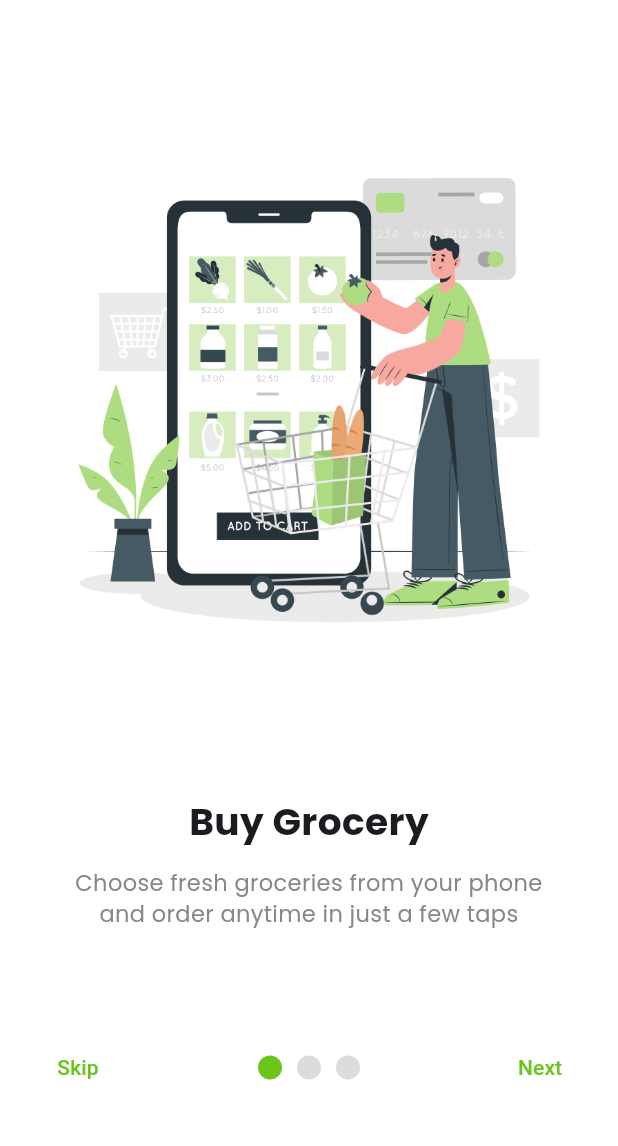
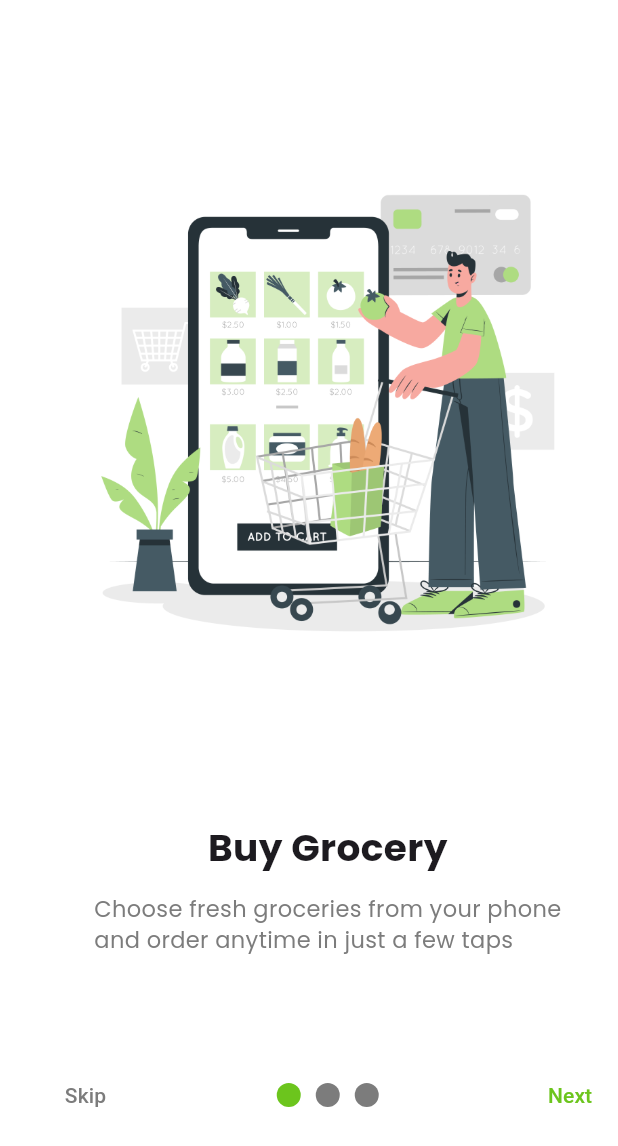
Before and after one commit to e1mirbek/MobileDevPractice, a Flutter app: the screen it shows after launch, on a phone screen of 412 x 824 dp. Shown: the top 1146 px of the screen. Run offline on Flutter 3.47's test engine with Material 3 defaults, Android fonts, the light colour scheme and no system bars; our stand-ins replace google_fonts.

Commit message:
lesson 2

```diff
--- /dev/null
+++ b/lib/lessons/lesson2/core/theme/app_colors.dart
@@ -0,0 +1,10 @@
+import 'package:flutter/material.dart';
+
+class AppColors {
+  const AppColors._();
+  static IconThemeData iconThemeData = IconThemeData(color: Colors.white);
+  static const Color white = Colors.white;
+  static const Color grey = Color(0xFF7C7C7C);
+  static const Color green = Color(0xFF6CC51D);
+  static const Color transparent = Colors.transparent;
+}
--- /dev/null
+++ b/lib/lessons/lesson2/core/theme/app_sizes.dart
@@ -0,0 +1,5 @@
+class AppSizes {
+  const AppSizes._();
+  static const double indicatorRadius = 8.0;
+  static const double bottomSpacing = 48.0;
+}
--- /dev/null
+++ b/lib/lessons/lesson2/core/theme/app_text_styles.dart
@@ -0,0 +1,15 @@
+import 'package:flutter/material.dart';
+import 'package:google_fonts/google_fonts.dart';
+import 'package:it_space_lessons/lessons/lesson2/core/theme/app_colors.dart';
+
+class AppTextStyles {
+  const AppTextStyles._();
+  static TextStyle titleTextStyle = GoogleFonts.poppins(
+    fontSize: 25,
+    fontWeight: FontWeight.w700,
+  );
+  static TextStyle descriptionTextStyle = GoogleFonts.poppins(
+    color: AppColors.grey,
+    fontSize: 15,
+  );
+}
--- /dev/null
+++ b/lib/lessons/lesson2/features/onboarding/view/auth_welcome_screen.dart
@@ -0,0 +1,58 @@
+import 'package:flutter/material.dart';
+import 'package:google_fonts/google_fonts.dart';
+import 'package:it_space_lessons/lessons/lesson2/core/theme/app_colors.dart';
+
+class AuthWelcomeScreen extends StatelessWidget {
+  const AuthWelcomeScreen({super.key});
+
+  @override
+  Widget build(BuildContext context) {
+    return Scaffold(
+      extendBodyBehindAppBar: true,
+      appBar: AppBar(
+        leading: IconButton(
+          onPressed: () {
+            Navigator.pop(context);
+          },
+          icon: Icon(Icons.arrow_back, color: AppColors.white),
+        ),
+        title: Text(
+          "Welcome",
+          style: GoogleFonts.poppins(
+            fontSize: 18,
+            fontWeight: FontWeight.w500,
+            color: Colors.white,
+          ),
+        ),
+        centerTitle: true,
+        backgroundColor: AppColors.transparent,
+        elevation: 0.0,
+      ),
+      body: Stack(
+        children: [
+          Container(
+            decoration: BoxDecoration(
+              image: DecorationImage(
+                fit: BoxFit.cover,
+                image: AssetImage("assets/images/beautiful.png"),
+              ),
+            ),
+            child: Align(
+              alignment: Alignment.bottomCenter,
+              child: Container(
+                height: 360.0,
+                width: double.infinity,
+                decoration: BoxDecoration(
+                  color: Colors.white,
+                  borderRadius: BorderRadius.vertical(
+                    top: Radius.circular(10.0),
+                  ),
+                ),
+              ),
+            ),
+          ),
+        ],
+      ),
+    );
+  }
+}
--- /dev/null
+++ b/lib/lessons/lesson2/features/onboarding/view/onboarding_screen.dart
@@ -0,0 +1,157 @@
+import 'package:flutter/material.dart';
+import 'package:it_space_lessons/lessons/lesson2/core/theme/app_colors.dart';
+import 'package:it_space_lessons/lessons/lesson2/core/theme/app_sizes.dart';
+import 'package:it_space_lessons/lessons/lesson2/core/theme/app_text_styles.dart';
+import 'package:it_space_lessons/lessons/lesson2/features/onboarding/models/onboarding_model.dart';
+import 'package:it_space_lessons/lessons/lesson2/features/onboarding/view/auth_welcome_screen.dart';
+
+class OnboardingScreen extends StatefulWidget {
+  const OnboardingScreen({super.key});
+
+  @override
+  State<OnboardingScreen> createState() => _OnboardingScreenState();
+}
+
+class _OnboardingScreenState extends State<OnboardingScreen> {
+  final PageController _pageController = PageController();
+  final List<OnboardingModel> contents = OnboardingModel.content;
+  int _currentPage = 0;
+
+  void _nextPage() {
+    if (_currentPage < contents.length - 1) {
+      _pageController.nextPage(
+        duration: Duration(milliseconds: 500),
+        curve: Curves.easeInOut,
+      );
+    } else {
+      Navigator.push(
+        context,
+        MaterialPageRoute(builder: (context) => const AuthWelcomeScreen()),
+      );
+    }
+  }
+
+  @override
+  void dispose() {
+    super.dispose();
+    _pageController.dispose();
+  }
+
+  @override
+  Widget build(BuildContext context) {
+    return Scaffold(
+      backgroundColor: AppColors.white,
+      body: SafeArea(
+        child: Padding(
+          padding: const EdgeInsets.only(left: 25),
+          child: Column(
+            children: [
+              Expanded(
+                child: PageView.builder(
+                  controller: _pageController,
+                  onPageChanged: (index) {
+                    setState(() {
+                      _currentPage = index;
+                    });
+                  },
+                  itemCount: contents.length,
+                  itemBuilder: (context, index) {
+                    return Padding(
+                      padding: const EdgeInsets.symmetric(horizontal: 20.0),
+                      child: Column(
+                        children: [
+                          const Spacer(),
+                          Expanded(
+                            flex: 4,
+                            child: Image.asset(
+                              contents[index].imgPath,
+                              fit: BoxFit.contain,
+                            ),
+                          ),
+                          const Spacer(),
+                          _text(
+                            text: contents[index].title,
+                            textStyle: AppTextStyles.titleTextStyle,
+                          ),
+                          const SizedBox(height: 12.0),
+                          _text(
+                            text: contents[index].description,
+                            textStyle: AppTextStyles.descriptionTextStyle,
+                          ),
+                          SizedBox(height: AppSizes.bottomSpacing),
+                        ],
+                      ),
+                    );
+                  },
+                ),
+              ),
+              Row(
+                children: [
+                  if (_currentPage != contents.length - 1)
+                    _textButton(
+                      onPressed: () =>
+                          _pageController.jumpToPage(contents.length - 1),
+                      title: "Skip",
+                      foregroundColor: AppColors.grey,
+                    )
+                  else
+                    const SizedBox(width: 48.0),
+                  const Spacer(),
+                  Row(
+                    children: List.generate(
+                      contents.length,
+                      (index) => _animatedContainer(
+                        color: _currentPage == index
+                            ? AppColors.green
+                            : AppColors.grey,
+                      ),
+                    ),
+                  ),
+                  const Spacer(),
+                  _textButton(
+                    onPressed: () => _nextPage(),
+                    title: _currentPage == contents.length - 1
+                        ? "Start"
+                        : "Next",
+                    foregroundColor: AppColors.green,
+                  ),
+                ],
+              ),
+              const SizedBox(height: 70),
+            ],
+          ),
+        ),
+      ),
+    );
+  }
+
+  Text _text({required String text, required TextStyle textStyle}) {
+    return Text(text, style: textStyle);
+  }
+
+  TextButton _textButton({
+    required void Function()? onPressed,
+    required String title,
+    Color overlayColor = Colors.transparent,
+    required Color foregroundColor,
+  }) {
+    return TextButton(
+      style: ButtonStyle(
+        overlayColor: WidgetStateProperty.all(overlayColor),
+        foregroundColor: WidgetStateProperty.all(foregroundColor),
+      ),
+      onPressed: onPressed,
+      child: Text(title),
+    );
+  }
+
+  AnimatedContainer _animatedContainer({required Color color}) {
+    return AnimatedContainer(
+      duration: const Duration(milliseconds: 300),
+      margin: const EdgeInsets.symmetric(horizontal: 5.0),
+      height: AppSizes.indicatorRadius * 2,
+      width: AppSizes.indicatorRadius * 2,
+      decoration: BoxDecoration(color: color, shape: BoxShape.circle),
+    );
+  }
+}
--- a/lib/lessons/lessons2/core/theme/app_colors.dart
+++ /dev/null
@@ -1,8 +0,0 @@
-import 'package:flutter/material.dart';
-
-class AppColors {
-  static const Color white = Colors.white;
-  static const Color grey = Color(0xFFDCDCDC);
-  static const Color green = Color(0xFF6CC51D);
-  static const Color transparent = Colors.transparent;
-}
--- a/lib/lessons/lessons2/core/theme/app_text_styles.dart
+++ /dev/null
@@ -1,13 +0,0 @@
-import 'package:flutter/material.dart';
-import 'package:google_fonts/google_fonts.dart';
-
-class AppTextStyles {
-  static TextStyle titleTextStyle = GoogleFonts.poppins(
-    fontSize: 25,
-    fontWeight: FontWeight.w700,
-  );
-  static TextStyle descriptionTextStyle = GoogleFonts.poppins(
-    color: Color(0xFF868889),
-    fontSize: 15,
-  );
-}
--- a/lib/lessons/lessons2/features/onboarding/view/onboarding_screen.dart
+++ /dev/null
@@ -1,113 +0,0 @@
-import 'package:flutter/material.dart';
-import 'package:it_space_lessons/lessons/lessons2/core/theme/app_colors.dart';
-import 'package:it_space_lessons/lessons/lessons2/core/theme/app_text_styles.dart';
-import 'package:it_space_lessons/lessons/lessons2/features/onboarding/models/onboarding_model.dart';
-import 'package:it_space_lessons/lessons/lessons2/features/onboarding/view/widgets/indicator_widget.dart';
-import 'package:it_space_lessons/lessons/lessons2/features/onboarding/view/widgets/text_button_widget.dart';
-import 'package:it_space_lessons/main.dart';
-
-class OnboardingScreen extends StatefulWidget {
-  const OnboardingScreen({super.key});
-
-  @override
-  State<OnboardingScreen> createState() => _OnboardingScreenState();
-}
-
-class _OnboardingScreenState extends State<OnboardingScreen> {
-  PageController _pageController = PageController();
-
-  @override
-  void dispose() {
-    _pageController.dispose(); // Освобождаем контроллер при уничтожении виджета
-    super.dispose();
-  }
-
-  @override
-  Widget build(BuildContext context) {
-    final List<OnboardingModel> contents = OnboardingModel.content;
-    return Scaffold(
-      backgroundColor: AppColors.white,
-      body: SafeArea(
-        child: PageView.builder(
-          controller: _pageController,
-          scrollBehavior: AppScrollBehavior(), // Подключаем локально
-          itemCount: contents.length,
-          itemBuilder: (context, index) {
-            return Padding(
-              padding: const EdgeInsets.symmetric(horizontal: 20.0),
-              child: Column(
-                children: [
-                  const Spacer(),
-                  Expanded(
-                    flex: 4,
-                    child: Image.asset(
-                      contents[index].imgPath,
-                      fit: BoxFit.contain,
-                    ),
-                  ),
-                  const Spacer(),
-                  Text(
-                    contents[index].title,
-                    style: AppTextStyles.titleTextStyle,
-                  ),
-                  const SizedBox(height: 12.0),
-                  Text(
-                    textAlign: TextAlign.center,
-                    contents[index].description,
-                    style: AppTextStyles.descriptionTextStyle,
-                  ),
-                  const SizedBox(height: 47.0),
-                  Row(
-                    children: [
-                      TextButtonWidget(
-                        title: "Skip",
-                        onPressed: () {
-                          _pageController.jumpToPage(contents.length - 1);
-                        },
-                        foregroundColor: index == contents.length - 1
-                            ? AppColors.grey
-                            : AppColors.green,
-                      ),
-                      const Spacer(),
-                      Row(
-                        children: List.generate(
-                          contents.length,
-                          (i) => Padding(
-                            padding: const EdgeInsets.symmetric(
-                              horizontal: 5.0,
-                            ),
-                            child: IndicatorWidget(
-                              backgroundColor: index == i
-                                  ? AppColors.green
-                                  : AppColors.grey,
-                            ),
-                          ),
-                        ),
-                      ),
-                      const Spacer(),
-                      TextButtonWidget(
-                        title: "Next",
-                        onPressed: () {
-                          if (index < contents.length - 1) {
-                            _pageController.nextPage(
-                              duration: const Duration(milliseconds: 500),
-                              curve: Curves.easeInOut,
-                            );
-                          }
-                        },
-                        foregroundColor: index == contents.length - 1
-                            ? AppColors.grey
-                            : AppColors.green,
-                      ),
-                    ],
-                  ),
-                  const Spacer(),
-                ],
-              ),
-            );
-          },
-        ),
-      ),
-    );
-  }
-}
--- a/lib/lessons/lessons2/features/onboarding/view/widgets/indicator_widget.dart
+++ /dev/null
@@ -1,11 +0,0 @@
-import 'package:flutter/material.dart';
-
-class IndicatorWidget extends StatelessWidget {
-  final Color backgroundColor;
-  const IndicatorWidget({super.key, required this.backgroundColor});
-
-  @override
-  Widget build(BuildContext context) {
-    return CircleAvatar(radius: 8.0, backgroundColor: backgroundColor);
-  }
-}
--- a/lib/lessons/lessons2/features/onboarding/view/widgets/text_button_widget.dart
+++ /dev/null
@@ -1,29 +0,0 @@
-import 'package:flutter/material.dart';
-import 'package:it_space_lessons/lessons/lessons2/core/theme/app_colors.dart';
-
-class TextButtonWidget extends StatelessWidget {
-  final String title;
-  final Color? foregroundColor;
-  final Color overlayColor = AppColors.transparent;
-  void Function()? onPressed;
-  TextButtonWidget({
-    super.key,
-    required this.title,
-    required this.onPressed,
-    this.foregroundColor,
-  });
-
-  @override
-  Widget build(BuildContext context) {
-    return TextButton(
-      style: ButtonStyle(
-        overlayColor: WidgetStateProperty.all(overlayColor),
-        foregroundColor: WidgetStateProperty.all(
-          foregroundColor ?? AppColors.grey,
-        ),
-      ),
-      onPressed: onPressed,
-      child: Text(title),
-    );
-  }
-}
--- a/lib/main.dart
+++ b/lib/main.dart
@@ -1,19 +1,8 @@
-import 'package:flutter/gestures.dart';
 import 'package:flutter/material.dart';
-import 'package:it_space_lessons/lessons/lessons2/features/onboarding/view/onboarding_screen.dart';
+import 'lessons/lesson2/features/onboarding/view/onboarding_screen.dart';
 
 void main() {
   runApp(HomePage());
-}
-
-// 1. Класс для разрешения свайпа мышкой
-class AppScrollBehavior extends MaterialScrollBehavior {
-  @override
-  Set<PointerDeviceKind> get dragDevices => {
-    PointerDeviceKind.touch,
-    PointerDeviceKind.mouse, // <--- Разрешаем мышь!
-    PointerDeviceKind.trackpad,
-  };
 }
 
 class HomePage extends StatelessWidget {
@@ -22,8 +11,6 @@ class HomePage extends StatelessWidget {
   @override
   Widget build(BuildContext context) {
     return MaterialApp(
-      // 2. Подключаем поведение скролла глобально
-      scrollBehavior: AppScrollBehavior(),
       debugShowCheckedModeBanner: false,
       home: OnboardingScreen(),
     );
```
Also changed, not shown: lib/lessons/lesson2/features/onboarding/models/onboarding_model.dart (renamed from lib/lessons/lessons2/features/onboarding/models/onboarding_model.dart), 1 other file.
